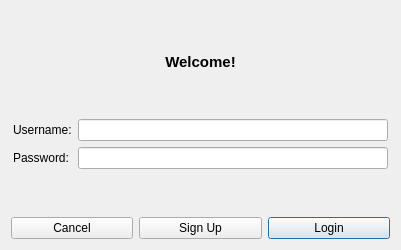
Above: Qt_UI/MainMenu/logindialog.ui from Phucyro/PawnHub before the change. Below: the same form after it.
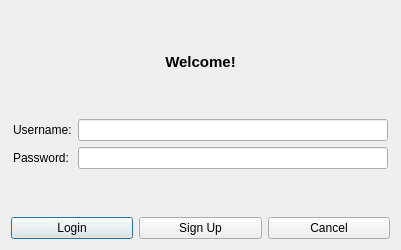
That is the form after the change.

What changed in the file:
```diff
--- a/Qt_UI/MainMenu/logindialog.ui
+++ b/Qt_UI/MainMenu/logindialog.ui
@@ -108,26 +108,6 @@
    </item>
    <item>
     <layout class="QHBoxLayout" name="horizontalLayout">
-     <item>
-      <widget class="QPushButton" name="cancelButton">
-       <property name="text">
-        <string>Cancel</string>
-       </property>
-       <property name="autoDefault">
-        <bool>false</bool>
-       </property>
-      </widget>
-     </item>
-     <item>
-      <widget class="QPushButton" name="signupButton">
-       <property name="text">
-        <string>Sign Up</string>
-       </property>
-       <property name="autoDefault">
-        <bool>false</bool>
-       </property>
-      </widget>
-     </item>
      <item>
       <widget class="QPushButton" name="loginButton">
        <property name="text">
@@ -141,6 +121,26 @@
        </property>
       </widget>
      </item>
+     <item>
+      <widget class="QPushButton" name="signupButton">
+       <property name="text">
+        <string>Sign Up</string>
+       </property>
+       <property name="autoDefault">
+        <bool>false</bool>
+       </property>
+      </widget>
+     </item>
+     <item>
+      <widget class="QPushButton" name="cancelButton">
+       <property name="text">
+        <string>Cancel</string>
+       </property>
+       <property name="autoDefault">
+        <bool>false</bool>
+       </property>
+      </widget>
+     </item>
     </layout>
    </item>
   </layout>
```
Left out of the diff: 2 changed lines with no effect on the pictures.
